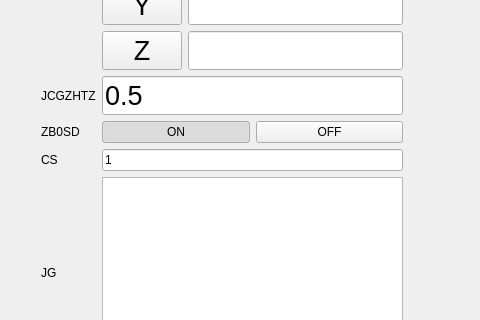
Qt form forms/manual/kongzhongxingform.ui (zephyrrr/Camotics_modbus) before a commit; both pictures show x 0 to 480 and y 172 to 492 of the 872 by 654 pixel window.
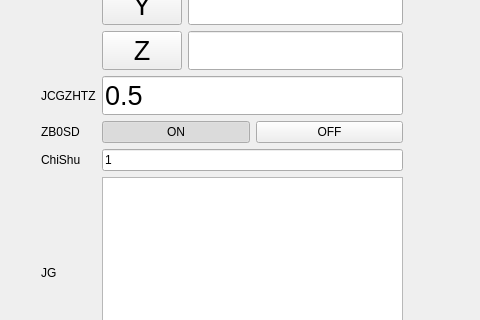
The same form after that commit. Custom widgets are drawn as their Qt base class.

Patch:
```diff
--- a/forms/manual/kongzhongxingform.ui
+++ b/forms/manual/kongzhongxingform.ui
@@ -292,7 +292,7 @@
          <item row="5" column="0">
           <widget class="QLabel" name="label_5">
            <property name="text">
-            <string>CS</string>
+            <string>ChiShu</string>
            </property>
           </widget>
          </item>
```
